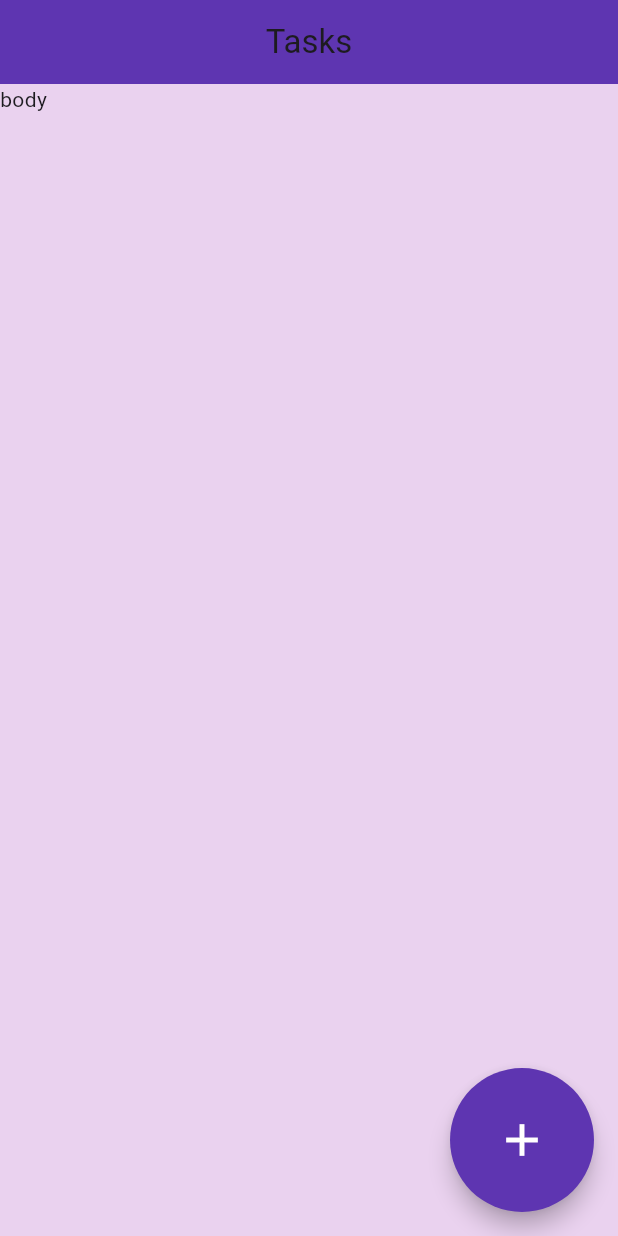
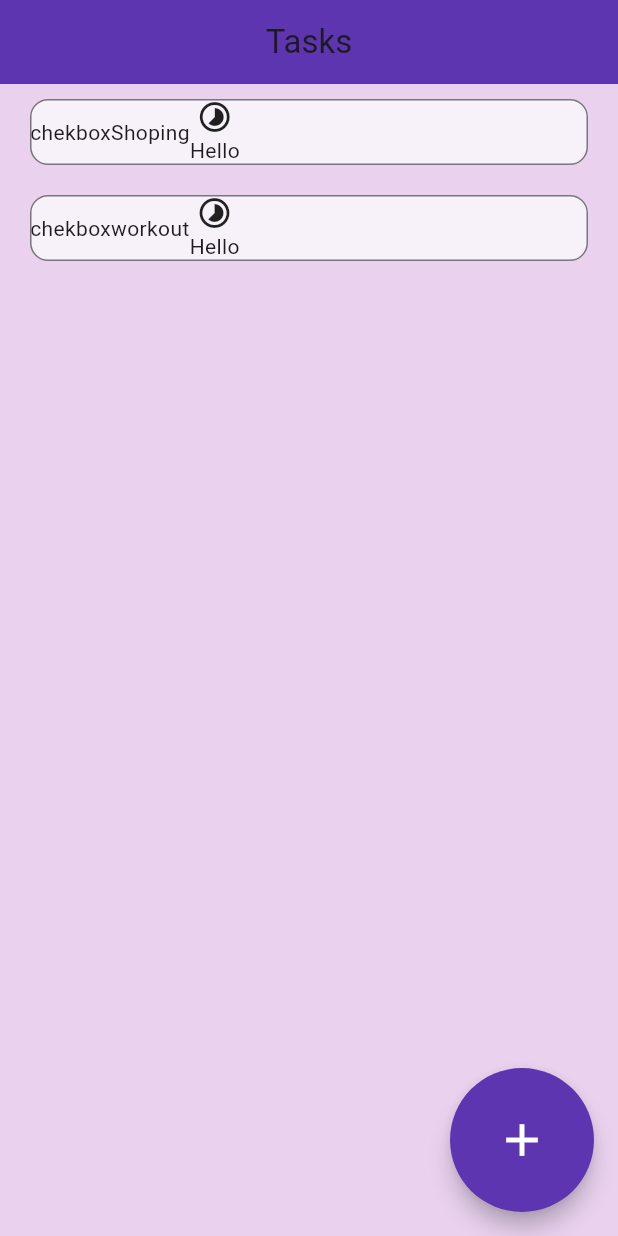
Before and after one commit to NishitBhardwaj15/todo_app, a Flutter app: the screen it shows after launch, on a phone screen of 412 x 824 dp. Run offline on Flutter 3.47's test engine with Material 3 defaults, Android fonts, the phone set to English and light mode, and no system bars.

Commit message:
card widget added

```diff
--- a/lib/screens/Home/home.dart
+++ b/lib/screens/Home/home.dart
@@ -1,4 +1,5 @@
 import 'package:flutter/material.dart';
+import 'package:todo_app/screens/home/home_body.dart';
 
 class Home extends StatefulWidget{
   const Home({super.key});
@@ -21,7 +22,7 @@ class _Home extends State<Home>{
         elevation: 0,
         backgroundColor: Colors.deepPurple.shade600
       ),
-      body: const Text("body"),
+      body: const HomeBody(),
       floatingActionButton: FloatingActionButton.large(
         onPressed: (){},
         foregroundColor: Colors.white,
--- /dev/null
+++ b/lib/screens/Home/home_body.dart
@@ -0,0 +1,21 @@
+import 'package:flutter/material.dart';
+import 'package:todo_app/data/home_data.dart';
+import 'package:todo_app/screens/home/home_card.dart';
+
+class HomeBody extends StatelessWidget{
+  const HomeBody({super.key});
+
+  @override
+  Widget build(BuildContext context) {
+    return SizedBox(
+      height: 660,
+      width: double.infinity,
+      child: ListView.builder(
+        itemCount: tasks.length,
+        itemBuilder:(constext,index){
+          return HomeCard(tasks[index]);
+        }
+      ),
+    );
+  }
+}
--- /dev/null
+++ b/lib/screens/Home/home_card.dart
@@ -0,0 +1,36 @@
+import 'package:flutter/material.dart';
+import 'package:todo_app/screens/home/model/home_model.dart';
+
+class HomeCard extends StatelessWidget{
+  final HomeModel task;
+  const HomeCard(this.task,{super.key});
+  @override
+  Widget build(BuildContext context) {
+    return Card(
+      margin: const EdgeInsets.symmetric(
+        horizontal: 20,
+        vertical: 10
+      ),
+      elevation: 0,
+      shape: RoundedRectangleBorder(
+        side: BorderSide(
+        color: Theme.of(context).colorScheme.outline,
+        ),
+        borderRadius: const BorderRadius.all(Radius.circular(12)),
+      ),
+      child: Row(
+        children: [
+          const Text("chekbox"),
+          Text(task.title),
+          const Column(
+            children: [
+              Icon(Icons.timelapse_sharp),
+              Text("Hello")
+            ],
+          )
+        ],
+      ),
+
+    );
+  }
+}
```
